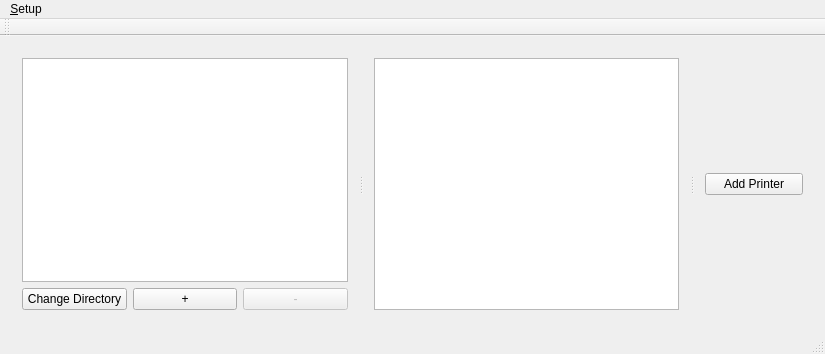
This is mainwindow.ui in zaphodbe/SantaShip as Qt 5 draws it before an edit. The edited form follows.
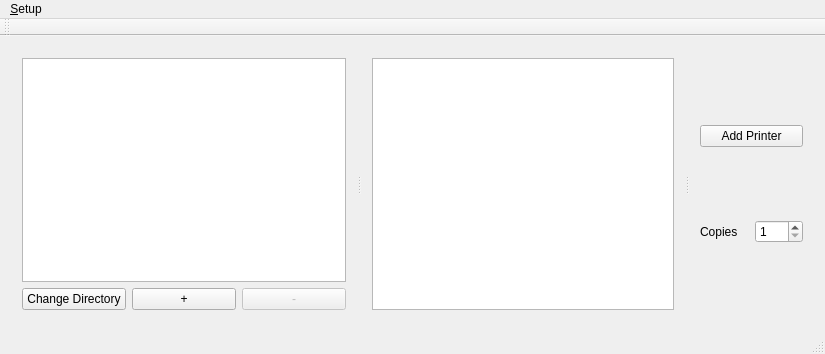
This is the edited form.

Commit message: Started to setup layout of the display for multiple images in multiple positions.

```diff
--- a/mainwindow.ui
+++ b/mainwindow.ui
@@ -83,7 +83,7 @@
         </item>
        </layout>
       </widget>
-      <widget class="QWidget" name="">
+      <widget class="QWidget" name="layoutWidget">
        <layout class="QVBoxLayout" name="verticalLayoutGraphics">
         <item>
          <widget class="QGraphicsView" name="graphicsView"/>
@@ -106,6 +106,30 @@
           </property>
          </widget>
         </item>
+        <item>
+         <layout class="QHBoxLayout" name="horizontalLayout_2">
+          <item>
+           <widget class="QLabel" name="label">
+            <property name="text">
+             <string>Copies</string>
+            </property>
+           </widget>
+          </item>
+          <item>
+           <widget class="QSpinBox" name="spinBoxCopies">
+            <property name="minimum">
+             <number>1</number>
+            </property>
+            <property name="maximum">
+             <number>10</number>
+            </property>
+            <property name="value">
+             <number>1</number>
+            </property>
+           </widget>
+          </item>
+         </layout>
+        </item>
        </layout>
       </widget>
      </widget>
```
The commit also changes 2 other files.
